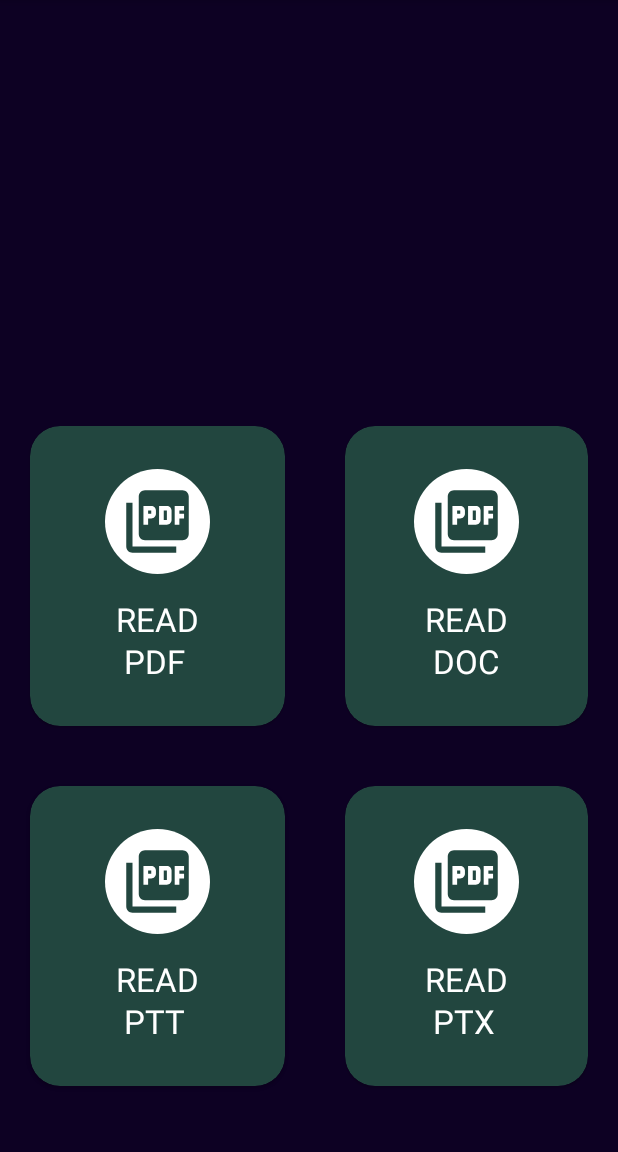
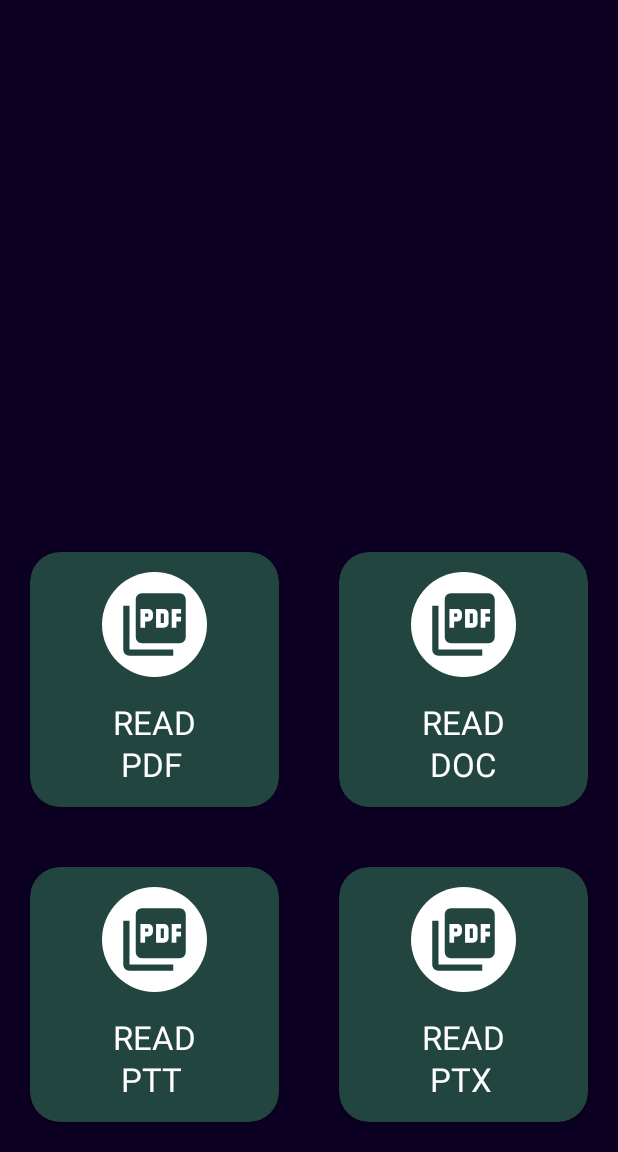
Before and after one commit to SHARKZTECH/PDF-Reader-Android, an Android app: the screen it shows after launch (MainActivity), on a phone screen of 412 x 824 dp, the part 84-1236 px from its top. Run offline under Robolectric (Android 15) with nearby library versions, the phone set to English and light mode, and no system bars.

Commit message:
main layout

```diff
--- a/app/src/main/java/com/example/pdfreader/PdfActivity.java
+++ b/app/src/main/java/com/example/pdfreader/PdfActivity.java
@@ -42,7 +42,6 @@ public class PdfActivity extends AppCompatActivity {
                         myAdapter=new MyAdapter(pdfs,getApplicationContext());
                         recyclerView.setLayoutManager(new LinearLayoutManager(getApplicationContext()));
                         recyclerView.setAdapter(myAdapter);
-
                     }
 
                     @Override
--- a/app/src/main/res/layout/activity_main.xml
+++ b/app/src/main/res/layout/activity_main.xml
@@ -1,19 +1,24 @@
 <?xml version="1.0" encoding="utf-8"?>
-<RelativeLayout xmlns:android="http://schemas.android.com/apk/res/android"
+<LinearLayout xmlns:android="http://schemas.android.com/apk/res/android"
     xmlns:tools="http://schemas.android.com/tools"
     android:layout_width="match_parent"
     android:layout_height="match_parent"
     xmlns:app="http://schemas.android.com/apk/res-auto"
     tools:context=".MainActivity"
-    android:background="#0D0123">
+    android:background="#0D0123"
+    android:orientation="vertical"
+    android:gravity="bottom">
 
+    <LinearLayout
+        android:layout_width="match_parent"
+        android:layout_height="wrap_content">
         <com.google.android.material.card.MaterialCardView
             android:id="@+id/pdfs"
-        android:layout_width="170dp"
-        android:layout_height="200dp"
+            android:layout_width="0dp"
+            android:layout_height="170dp"
+            android:layout_weight="40"
             android:backgroundTint="#22463F"
             app:cardCornerRadius="20dp"
-        android:layout_centerVertical="true"
             android:layout_margin="20dp">
             <LinearLayout
                 android:layout_width="wrap_content"
@@ -39,12 +44,11 @@
 
         <com.google.android.material.card.MaterialCardView
             android:id="@+id/docs"
-        android:layout_toRightOf="@id/pdfs"
-        android:layout_width="170dp"
-        android:layout_height="200dp"
+            android:layout_width="0dp"
+            android:layout_height="170dp"
+            android:layout_weight="40"
             android:backgroundTint="#22463F"
             app:cardCornerRadius="20dp"
-        android:layout_centerVertical="true"
             android:layout_margin="20dp">
             <LinearLayout
                 android:layout_width="wrap_content"
@@ -67,15 +71,18 @@
                     android:layout_gravity="center"/>
             </LinearLayout>
         </com.google.android.material.card.MaterialCardView>
+    </LinearLayout>
 
+    <LinearLayout
+        android:layout_width="match_parent"
+        android:layout_height="wrap_content">
         <com.google.android.material.card.MaterialCardView
             android:id="@+id/ppt"
-        android:layout_below="@id/pdfs"
-        android:layout_width="170dp"
-        android:layout_height="200dp"
+            android:layout_width="0dp"
+            android:layout_height="170dp"
+            android:layout_weight="40"
             android:backgroundTint="#22463F"
             app:cardCornerRadius="20dp"
-        android:layout_centerVertical="true"
             android:layout_margin="20dp">
             <LinearLayout
                 android:layout_width="wrap_content"
@@ -101,13 +108,11 @@
 
         <com.google.android.material.card.MaterialCardView
             android:id="@+id/ptx"
-        android:layout_toRightOf="@id/ppt"
-        android:layout_below="@id/docs"
-        android:layout_width="170dp"
-        android:layout_height="200dp"
+            android:layout_width="0dp"
+            android:layout_height="170dp"
+            android:layout_weight="40"
             android:backgroundTint="#22463F"
             app:cardCornerRadius="20dp"
-        android:layout_centerVertical="true"
             android:layout_margin="20dp">
             <LinearLayout
                 android:layout_width="wrap_content"
@@ -130,4 +135,6 @@
                     android:layout_gravity="center"/>
             </LinearLayout>
         </com.google.android.material.card.MaterialCardView>
-</RelativeLayout>
+    </LinearLayout>
+
+</LinearLayout>
```
Lines whose indentation alone changed are shown as unchanged.
